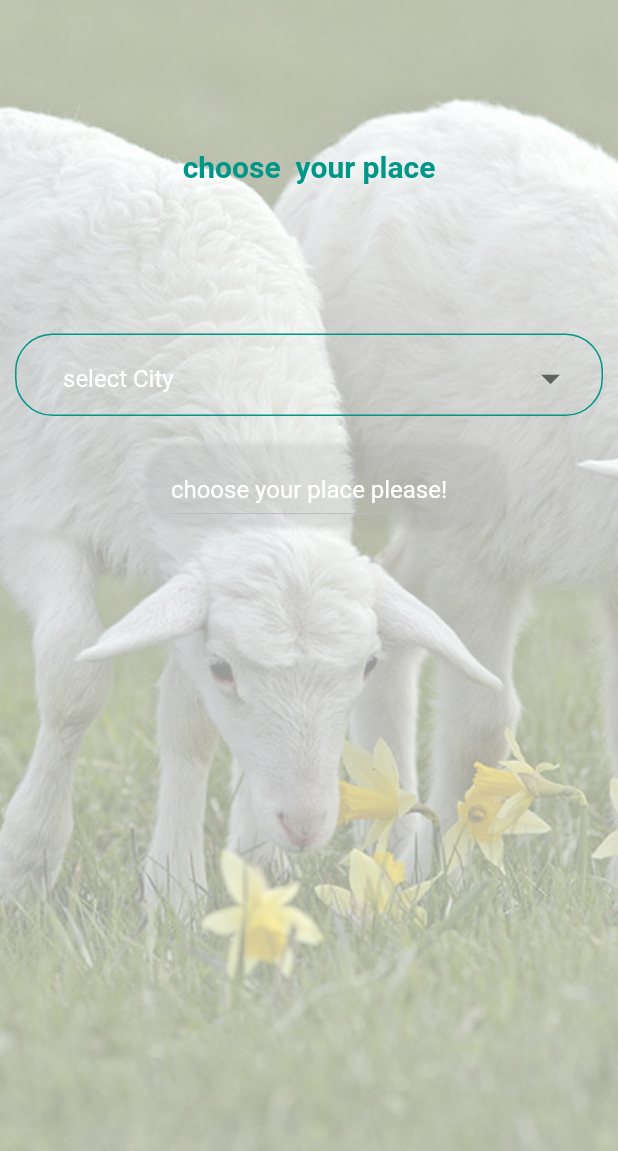
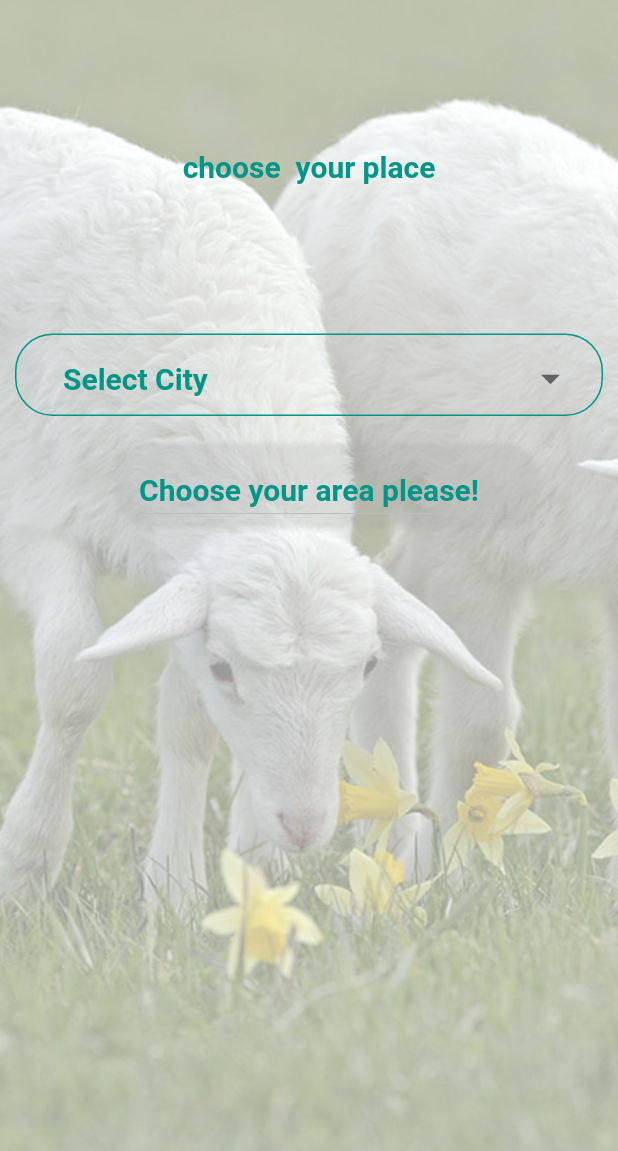
Before and after one commit to nash0000/adahi_eidapp, a Flutter app: the StartPage screen opened directly, on a phone screen of 412 x 824 dp, the part 85-1236 px from its top. Run offline on Flutter 3.47's test engine with Material 2 defaults, Android fonts, the phone set to English and light mode, and no system bars; our stand-ins replace cloud_firestore, firebase_auth, firebase_core, flutter_bloc, flutter_rating_bar, fluttertoast; accounts and stored records are empty; network calls fail.

Commit message:
update same pages

```diff
--- a/lib/database/remote_db/authentication.dart
+++ b/lib/database/remote_db/authentication.dart
@@ -1,6 +1,8 @@
+import 'package:adahi_eidapp/models/butcher_model.dart';
 import 'package:adahi_eidapp/models/user_model.dart';
 import 'package:firebase_auth/firebase_auth.dart';
 import 'package:flutter/foundation.dart';
+import 'package:flutter/material.dart';
 
 class AuthenticationService {
   static FirebaseAuth _auth;
--- a/lib/database/remote_db/cloud_firesore.dart
+++ b/lib/database/remote_db/cloud_firesore.dart
@@ -25,6 +25,22 @@ class CloudService {
         kUserPhone: userModel.userPhone,
       });
 
+  static Future<void> saveButcherInfo(
+          {@required ButcherModel butcherModel}) async =>
+      await _fireStoreInstance
+          .collection(kButcherCollectionName)
+          .doc(butcherModel.butcherID)
+          .set({
+        kButcherID: butcherModel.butcherID,
+        kButcherShopName: butcherModel.butcherShopName,
+        kButcherEmail: butcherModel.butcherEmail,
+        kButcherPassword: butcherModel.butcherPassword,
+        kButcherShopAddress: butcherModel.butcherAddress,
+        kButcherPhone: butcherModel.butcherPhone,
+        kButcherArea: butcherModel.butcherArea,
+        kButcherImg: butcherModel.img,
+      });
+
   static Future<void> addMeat({@required MeatModel meatModel}) async {
     await _fireStoreInstance
         .collection(kMeatCollectionName)
@@ -41,20 +57,4 @@ class CloudService {
   Stream<QuerySnapshot> loadMeats() {
     return _fireStoreInstance.collection(kMeatCollectionName).snapshots();
   }
-
-  static Future<void> saveButcherInfo(
-          {@required ButcherModel butcherModel}) async =>
-      await _fireStoreInstance
-          .collection(kButcherCollectionName)
-          .doc(butcherModel.butcherID)
-          .set({
-        kButcherID: butcherModel.butcherID,
-        kButcherShopName: butcherModel.butcherShopName,
-        kButcherEmail: butcherModel.butcherEmail,
-        kButcherPassword: butcherModel.butcherPassword,
-        kButcherShopAddress: butcherModel.butcherAddress,
-        kButcherPhone: butcherModel.butcherPhone,
-        kButcherArea: butcherModel.butcherArea,
-        kButcherImg: butcherModel.img,
-      });
 }
--- a/lib/screens/login_screen/login_screen.dart
+++ b/lib/screens/login_screen/login_screen.dart
@@ -35,7 +35,7 @@ class LoginScreen extends StatelessWidget {
               Navigator.pop(context);
               navigateAndFinish(
                 context,
-                HomeScreens(),
+                StartPage(),
               );
               showToast(
                 massage: 'created',
--- a/lib/screens/meat_shops/meat_cubit/meat_shops_cubit.dart
+++ b/lib/screens/meat_shops/meat_cubit/meat_shops_cubit.dart
@@ -1,4 +1,6 @@
 import 'package:adahi_eidapp/screens/meat_shops/meat_cubit/meat_shops-states.dart';
+import 'package:adahi_eidapp/shared/app_strings.dart';
+import 'package:cloud_firestore/cloud_firestore.dart';
 import 'package:flutter_bloc/flutter_bloc.dart';
 
 class MeatShopsCubit extends Cubit<MeatShopsStates> {
--- a/lib/screens/start-page_screen/start_page_screen.dart
+++ b/lib/screens/start-page_screen/start_page_screen.dart
@@ -186,13 +186,14 @@ class _StartPageState extends State<StartPage> {
                             //
                             style: TextStyle(
                               color: Colors.white,
-                              fontSize: 16,
+                              fontSize: 20,
                             ),
                             hint: Text(
-                              'select City',
+                              'Select City',
                               style: TextStyle(
-                                color: Colors.white,
-                                fontSize: 16,
+                                color: Colors.teal,
+                                fontSize: 20.0,
+                                fontWeight: FontWeight.bold,
                               ),
                             ),
                             onChanged: (cities) {
@@ -210,6 +211,7 @@ class _StartPageState extends State<StartPage> {
                                       item,
                                       style: TextStyle(
                                           color: Colors.white,
+                                          fontSize: 20.0,
                                           fontWeight: FontWeight.bold),
                                     ),
                                     value: item,
@@ -245,6 +247,7 @@ class _StartPageState extends State<StartPage> {
                               snap[kAreaName],
                               style: TextStyle(
                                   color: Colors.white,
+                                  fontSize: 20.0,
                                   fontWeight: FontWeight.bold),
                             ),
                             value: "${snap.id.toString()}",
@@ -294,10 +297,11 @@ class _StartPageState extends State<StartPage> {
                                     value: selectedAreas,
                                     //selectedAreas,
                                     isExpanded: false,
-                                    hint: Text("choose your place please!",
+                                    hint: Text("Choose your area please!",
                                         style: TextStyle(
-                                          color: Colors.white,
-                                        )),
+                                            fontSize: 20.0,
+                                            color: Colors.teal,
+                                            fontWeight: FontWeight.bold)),
                                   ),
                                 ],
                               ),
--- a/pubspec.yaml
+++ b/pubspec.yaml
@@ -46,7 +46,8 @@ dependencies:
   fluttertoast: ^8.0.6
   flutter_rating_bar: ^3.2.0+1
   image_picker: ^0.8.0+3
-i image_picker: ^0.7.5
+# image_picker: ^0.7.5
+  uuid: 2.2.2
 
 
 
```
Also changed, not shown: lib/screens/meat_shops/meat_shops.dart (+7 -5 lines), lib/screens/order_detail_screen/order_detail_screen.dart (+95 -8 lines), lib/screens/sign_up_screen/sign_up_screen.dart (+9 -8 lines), lib/shared/app_helper_widgets.dart (+6 -1 lines), pubspec.lock.
